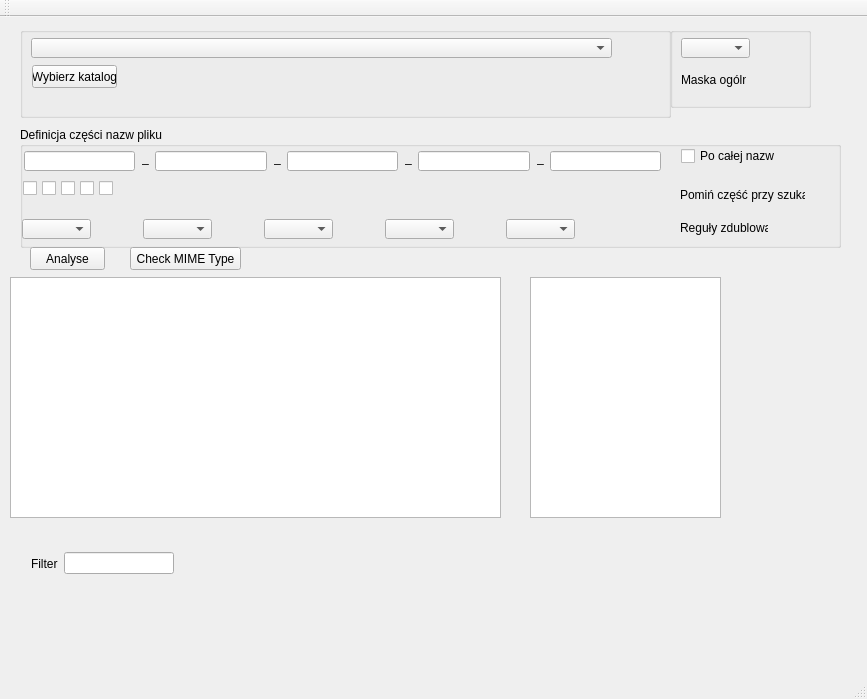
First picture: the form in TEST1_IGEKA/mainwindow.ui, repository adallpl/Search-Direcotry, before the edit.
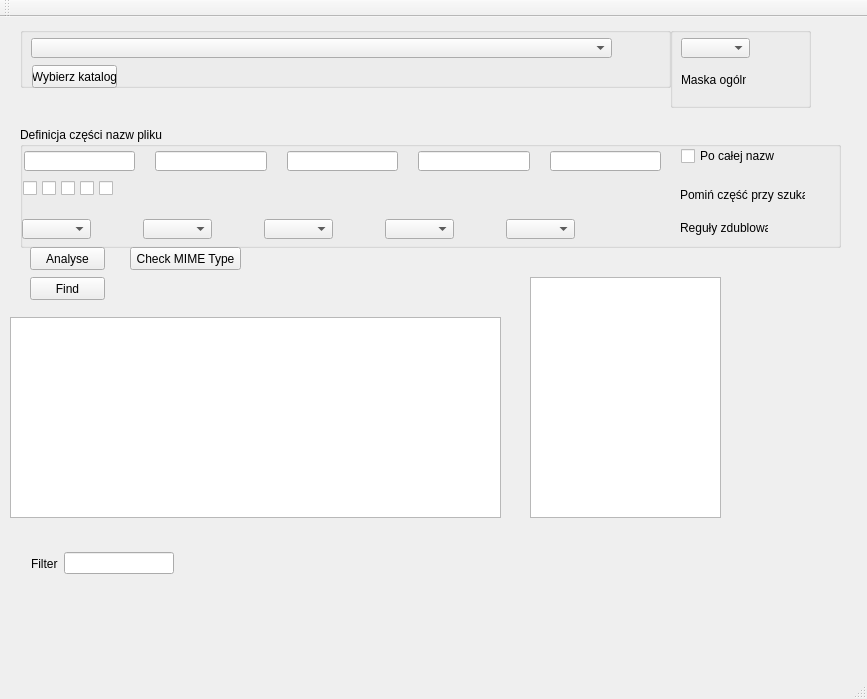
Second picture: the form after the edit.

Diff of the .ui file:
```diff
--- a/TEST1_IGEKA/mainwindow.ui
+++ b/TEST1_IGEKA/mainwindow.ui
@@ -20,7 +20,7 @@
       <x>20</x>
       <y>10</y>
       <width>651</width>
-      <height>91</height>
+      <height>61</height>
      </rect>
     </property>
     <property name="title">
@@ -108,7 +108,7 @@
       </rect>
      </property>
      <property name="text">
-      <string>_</string>
+      <string/>
      </property>
     </widget>
     <widget class="QLabel" name="label_Sep2">
@@ -121,7 +121,7 @@
       </rect>
      </property>
      <property name="text">
-      <string>_</string>
+      <string/>
      </property>
     </widget>
     <widget class="QLabel" name="label_Sep3">
@@ -134,7 +134,7 @@
       </rect>
      </property>
      <property name="text">
-      <string>_</string>
+      <string/>
      </property>
     </widget>
     <widget class="QLabel" name="label_Sep4">
@@ -147,7 +147,7 @@
       </rect>
      </property>
      <property name="text">
-      <string>_</string>
+      <string/>
      </property>
     </widget>
     <widget class="QCheckBox" name="checkBox_Nazwa5">
@@ -421,9 +421,9 @@
     <property name="geometry">
      <rect>
       <x>10</x>
-      <y>260</y>
+      <y>300</y>
       <width>491</width>
-      <height>241</height>
+      <height>201</height>
      </rect>
     </property>
    </widget>
@@ -472,7 +472,7 @@
     </property>
     <layout class="QHBoxLayout" name="horizontalLayout_9"/>
    </widget>
-   <widget class="QWidget" name="">
+   <widget class="QWidget" name="layoutWidget">
     <property name="geometry">
      <rect>
       <x>20</x>
@@ -494,7 +494,7 @@
      </item>
     </layout>
    </widget>
-   <widget class="QWidget" name="">
+   <widget class="QWidget" name="layoutWidget">
     <property name="geometry">
      <rect>
       <x>20</x>
@@ -520,6 +520,72 @@
      </item>
     </layout>
    </widget>
+   <widget class="QLabel" name="label_Test2">
+    <property name="geometry">
+     <rect>
+      <x>110</x>
+      <y>260</y>
+      <width>401</width>
+      <height>21</height>
+     </rect>
+    </property>
+    <property name="text">
+     <string/>
+    </property>
+   </widget>
+   <widget class="QPushButton" name="pushButton_Find">
+    <property name="geometry">
+     <rect>
+      <x>30</x>
+      <y>260</y>
+      <width>75</width>
+      <height>23</height>
+     </rect>
+    </property>
+    <property name="text">
+     <string>Find</string>
+    </property>
+   </widget>
+   <widget class="QWidget" name="">
+    <property name="geometry">
+     <rect>
+      <x>40</x>
+      <y>80</y>
+      <width>211</width>
+      <height>22</height>
+     </rect>
+    </property>
+    <layout class="QHBoxLayout" name="horizontalLayout_3">
+     <item>
+      <widget class="QLabel" name="label_Sep">
+       <property name="text">
+        <string>Podaj separator</string>
+       </property>
+      </widget>
+     </item>
+     <item>
+      <spacer name="horizontalSpacer">
+       <property name="orientation">
+        <enum>Qt::Horizontal</enum>
+       </property>
+       <property name="sizeType">
+        <enum>QSizePolicy::Minimum</enum>
+       </property>
+       <property name="sizeHint" stdset="0">
+        <size>
+         <width>40</width>
+         <height>20</height>
+        </size>
+       </property>
+      </spacer>
+     </item>
+     <item>
+      <widget class="QLineEdit" name="lineEdit_Sep"/>
+     </item>
+    </layout>
+   </widget>
+   <zorder>layoutWidget</zorder>
+   <zorder>layoutWidget</zorder>
    <zorder>layoutWidget</zorder>
    <zorder>layoutWidget</zorder>
    <zorder>groupBox_Kat</zorder>
```
Left out of the diff: 63 changed lines with no effect on the pictures.
